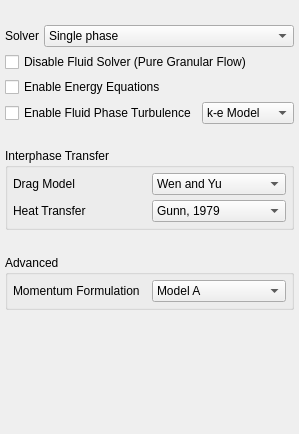
First picture: the form in gui/uifiles/model_setup.ui, repository truongd8593/mfix, before the edit.
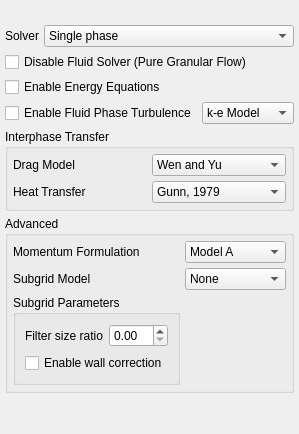
Second picture: the form after the edit.

Commit message: add groupbox_subgrid_params

```diff
--- a/gui/uifiles/model_setup.ui
+++ b/gui/uifiles/model_setup.ui
@@ -42,19 +42,6 @@
      </property>
     </spacer>
    </item>
-   <item row="9" column="0">
-    <spacer name="verticalSpacer_3">
-     <property name="orientation">
-      <enum>Qt::Vertical</enum>
-     </property>
-     <property name="sizeHint" stdset="0">
-      <size>
-       <width>20</width>
-       <height>120</height>
-      </size>
-     </property>
-    </spacer>
-   </item>
    <item row="5" column="0">
     <spacer name="verticalSpacer_9">
      <property name="orientation">
@@ -152,46 +139,6 @@
      </layout>
     </widget>
    </item>
-   <item row="8" column="0" colspan="2">
-    <widget class="QGroupBox" name="groupBox_6">
-     <property name="title">
-      <string>Advanced</string>
-     </property>
-     <property name="flat">
-      <bool>true</bool>
-     </property>
-     <layout class="QGridLayout" name="gridLayout_13">
-      <property name="margin">
-       <number>5</number>
-      </property>
-      <property name="spacing">
-       <number>5</number>
-      </property>
-      <item row="0" column="0">
-       <widget class="QLabel" name="label_26">
-        <property name="layoutDirection">
-         <enum>Qt::LeftToRight</enum>
-        </property>
-        <property name="text">
-         <string>Momentum Formulation</string>
-        </property>
-        <property name="alignment">
-         <set>Qt::AlignLeading|Qt::AlignLeft|Qt::AlignVCenter</set>
-        </property>
-       </widget>
-      </item>
-      <item row="0" column="1">
-       <widget class="QComboBox" name="comboBox_5">
-        <item>
-         <property name="text">
-          <string>Model A</string>
-         </property>
-        </item>
-       </widget>
-      </item>
-     </layout>
-    </widget>
-   </item>
    <item row="1" column="0" colspan="2">
     <widget class="QFrame" name="frame_9">
      <property name="frameShape">
@@ -252,6 +199,124 @@
      </layout>
     </widget>
    </item>
+   <item row="14" column="0">
+    <spacer name="verticalSpacer_3">
+     <property name="orientation">
+      <enum>Qt::Vertical</enum>
+     </property>
+     <property name="sizeHint" stdset="0">
+      <size>
+       <width>20</width>
+       <height>120</height>
+      </size>
+     </property>
+    </spacer>
+   </item>
+   <item row="8" column="0" rowspan="2" colspan="2">
+    <widget class="QGroupBox" name="groupBox_advanced">
+     <property name="title">
+      <string>Advanced</string>
+     </property>
+     <property name="flat">
+      <bool>true</bool>
+     </property>
+     <layout class="QGridLayout" name="gridLayout_13">
+      <property name="margin">
+       <number>5</number>
+      </property>
+      <property name="spacing">
+       <number>5</number>
+      </property>
+      <item row="0" column="0">
+       <widget class="QLabel" name="label_26">
+        <property name="layoutDirection">
+         <enum>Qt::LeftToRight</enum>
+        </property>
+        <property name="text">
+         <string>Momentum Formulation</string>
+        </property>
+        <property name="alignment">
+         <set>Qt::AlignLeading|Qt::AlignLeft|Qt::AlignVCenter</set>
+        </property>
+       </widget>
+      </item>
+      <item row="0" column="1">
+       <widget class="QComboBox" name="comboBox_5">
+        <item>
+         <property name="text">
+          <string>Model A</string>
+         </property>
+        </item>
+        <item>
+         <property name="text">
+          <string>Model B</string>
+         </property>
+        </item>
+        <item>
+         <property name="text">
+          <string>Jackson</string>
+         </property>
+        </item>
+        <item>
+         <property name="text">
+          <string>Ishi</string>
+         </property>
+        </item>
+       </widget>
+      </item>
+      <item row="1" column="1">
+       <widget class="QComboBox" name="combobox_subgrid_model">
+        <item>
+         <property name="text">
+          <string>None</string>
+         </property>
+        </item>
+        <item>
+         <property name="text">
+          <string>Milio</string>
+         </property>
+        </item>
+       </widget>
+      </item>
+      <item row="1" column="0">
+       <widget class="QLabel" name="label">
+        <property name="text">
+         <string>Subgrid Model</string>
+        </property>
+       </widget>
+      </item>
+      <item row="7" column="0">
+       <widget class="QGroupBox" name="groupbox_subgrid_params">
+        <property name="title">
+         <string>Subgrid Parameters</string>
+        </property>
+        <property name="flat">
+         <bool>true</bool>
+        </property>
+        <layout class="QFormLayout" name="formLayout">
+         <item row="0" column="0">
+          <widget class="QLabel" name="label_2">
+           <property name="text">
+            <string>Filter size ratio</string>
+           </property>
+          </widget>
+         </item>
+         <item row="0" column="1">
+          <widget class="QDoubleSpinBox" name="doubleSpinBox"/>
+         </item>
+         <item row="1" column="0" colspan="2">
+          <widget class="QCheckBox" name="checkBox">
+           <property name="text">
+            <string>Enable wall correction</string>
+           </property>
+          </widget>
+         </item>
+        </layout>
+       </widget>
+      </item>
+     </layout>
+    </widget>
+   </item>
   </layout>
  </widget>
  <resources/>
```
Left out of the diff: 2 changed lines with no effect on the pictures. The commit also changes 1 other file.
